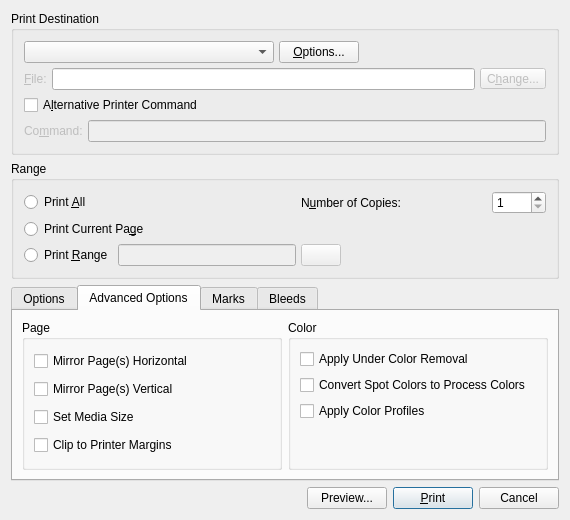
Qt form scribus/printdialogbase.ui (scribusproject/scribus) before a commit.
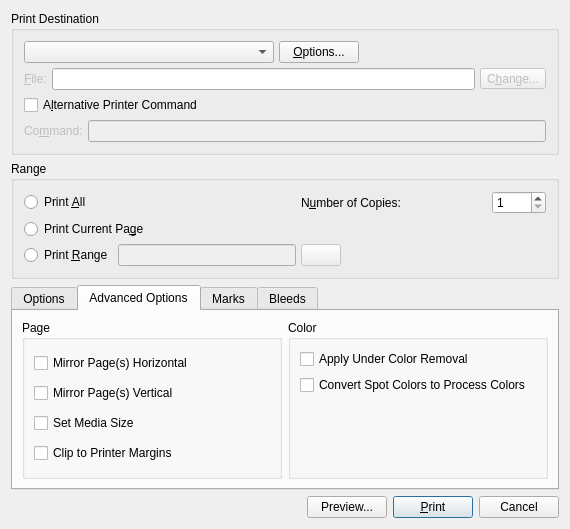
The same form after that commit. The open tabs and pages were chosen to show the change. Custom widgets are drawn as their Qt base class.

Commit message: backport fix for color management consistency between PostScript and PDF CMYK output

Patch:
```diff
--- a/scribus/printdialogbase.ui
+++ b/scribus/printdialogbase.ui
@@ -7,7 +7,7 @@
     <x>0</x>
     <y>0</y>
     <width>570</width>
-    <height>520</height>
+    <height>529</height>
    </rect>
   </property>
   <property name="windowTitle">
@@ -401,16 +401,6 @@
             </property>
            </widget>
           </item>
-          <item>
-           <widget class="QCheckBox" name="UseICC">
-            <property name="toolTip">
-             <string>&lt;qt&gt;Allows you to embed color profiles in the print stream when color management is enabled&lt;/qt&gt;</string>
-            </property>
-            <property name="text">
-             <string>Apply Color Profiles</string>
-            </property>
-           </widget>
-          </item>
           <item>
            <spacer>
             <property name="orientation">
```
Left out of the diff: 39 changed lines with no effect on the pictures. The commit also changes 14 other files.
